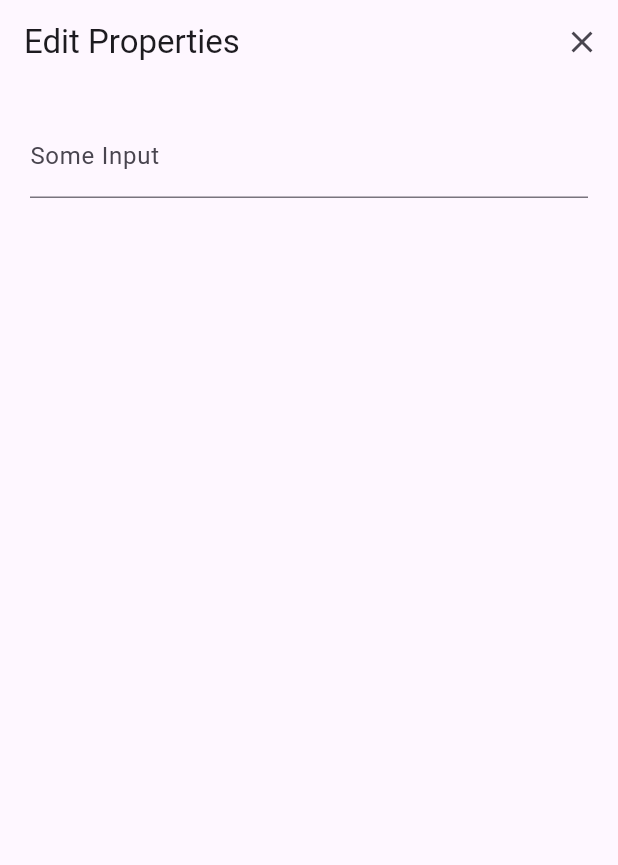
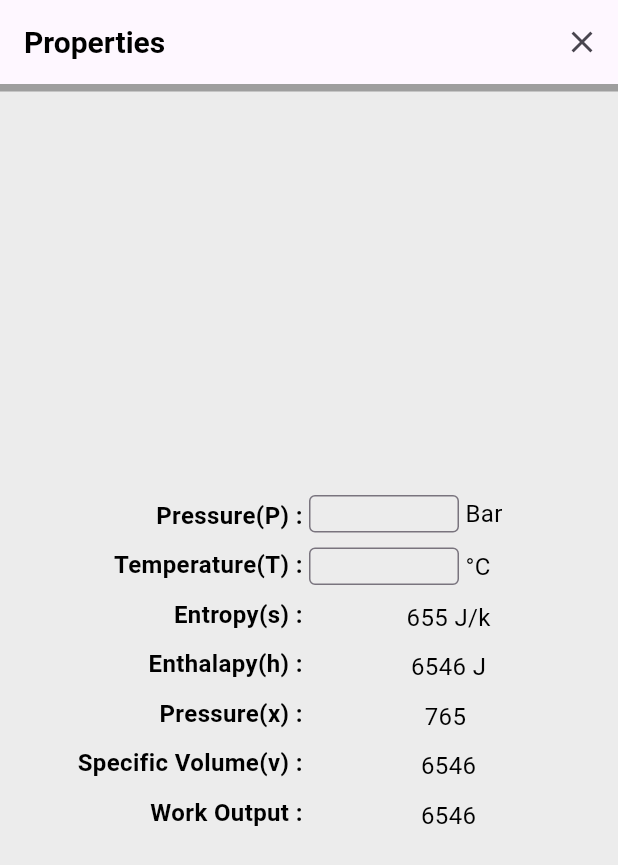
Before and after one commit to TheScriptRailoth/thermo-core, a Flutter app: the PropertyEditWindow screen opened directly with empty values, on a phone screen of 412 x 824 dp. Shown: the top 865 px of the screen. Run offline on Flutter 3.47's test engine with Material 3 defaults, Android fonts, the phone set to English and light mode, and no system bars; our stand-ins replace flutter_svg; missing offline and left inert: desktop_multi_window, flutter_context_menu, menu_bar.

Commit message:
ThermoCore: added properties to editing panel
Signed-off-by: Ashutosh <am3718440@gmail.com>

```diff
--- a/lib/presentation/pages/home/DraggableWindow.dart
+++ b/lib/presentation/pages/home/DraggableWindow.dart
@@ -1,5 +1,6 @@
 import 'package:flutter/cupertino.dart';
 import 'package:flutter/material.dart';
+import 'package:flutter/widgets.dart';
 class PropertyEditWindow extends StatelessWidget {
   final VoidCallback onClose;
   final void Function(DragUpdateDetails) onDrag;
@@ -8,10 +9,13 @@ class PropertyEditWindow extends StatelessWidget {
 
   @override
   Widget build(BuildContext context) {
+    TextEditingController _pressureController = TextEditingController();
+    TextEditingController _tempController = TextEditingController();
     return Container(
-      width: 300,
+      width: 500,
       height: 400,
       child: Scaffold(
+        backgroundColor: Colors.grey.withOpacity(0.2),
         body: Column(
           mainAxisAlignment: MainAxisAlignment.center,
           mainAxisSize: MainAxisSize.min,
@@ -19,7 +23,7 @@ class PropertyEditWindow extends StatelessWidget {
             GestureDetector(
               onPanUpdate: onDrag,
               child: AppBar(
-                title: Text("Edit Properties"),
+                title: Text("Properties", style: TextStyle(color: Colors.black, fontWeight: FontWeight.bold, fontSize: 20),),
                 automaticallyImplyLeading: false,
                 actions: [
                   IconButton(
@@ -29,15 +33,91 @@ class PropertyEditWindow extends StatelessWidget {
                 ],
               ),
             ),
+            Container(
+              height: 5,
+              color: Colors.grey,
+            ),
             Expanded(
               child: Container(
-                padding: EdgeInsets.all(20),
-                child: Column(
+                padding: const EdgeInsets.all(20),
+                child: Row(
+                  mainAxisAlignment: MainAxisAlignment.center,
                   children: [
-                    TextField(
-                      decoration: InputDecoration(labelText: "Some Input"),
+                    const Expanded(
+                      child: SingleChildScrollView(
+                        child: Column(
+                          crossAxisAlignment: CrossAxisAlignment.end,
+                          children: [
+                            Text("Pressure(P) : " , style: TextStyle(color: Colors.black, fontSize: 16, fontWeight: FontWeight.bold),),
+                            SizedBox(height: 10,),
+                            Text("Temperature(T) : " , style: TextStyle(color: Colors.black, fontSize: 16, fontWeight: FontWeight.bold),),
+                            SizedBox(height: 10,),
+                            Text("Entropy(s) : " , style: TextStyle(color: Colors.black, fontSize: 16, fontWeight: FontWeight.bold),),
+                            SizedBox(height: 10,),
+                            Text("Enthalapy(h) : " , style: TextStyle(color: Colors.black, fontSize: 16, fontWeight: FontWeight.bold),),
+                            SizedBox(height: 10,),
+                            Text("Pressure(x) : " , style: TextStyle(color: Colors.black, fontSize: 16, fontWeight: FontWeight.bold),),
+                            SizedBox(height: 10,),
+                            Text("Specific Volume(v) : " , style: TextStyle(color: Colors.black, fontSize: 16, fontWeight: FontWeight.bold),),
+                            SizedBox(height: 10,),
+                            Text("Work Output : " , style: TextStyle(color: Colors.black, fontSize: 16, fontWeight: FontWeight.bold),),
+                          ],
+                        ),
+                      ),
                     ),
-                    // More widgets can be added here
+                    Expanded(
+                      child: SingleChildScrollView(
+                        child: Column(
+                          crossAxisAlignment: CrossAxisAlignment.center,
+                          children: [
+                            Row(
+                              children: [
+                                Container(
+                                  height:25,
+                                  width: 100,
+                                  child: Center(
+                                    child: TextField(
+                                      controller: _pressureController,
+                                      cursorHeight: 18,
+                                      decoration: InputDecoration(
+                                        border: OutlineInputBorder(),
+                                      ),
+                                    ),
+                                  ),
+                                ),
+                                Text(" Bar" , style: TextStyle(color: Colors.black, fontSize: 16),),
+                              ],
+                            ),
+                            SizedBox(height: 10,),
+                            Row(
+                              children: [
+                                Container(
+                                  height:25,
+                                  width: 100,
+                                  child: TextField(
+                                    controller: _tempController,
+                                    decoration: InputDecoration(
+                                      border: OutlineInputBorder(),
+                                    ),
+                                  ),
+                                ),
+                                Text(" \u00B0C" , style: TextStyle(color: Colors.black, fontSize: 16),),
+                              ],
+                            ),
+                            SizedBox(height: 10,),
+                            Text("655 J/k" , style: TextStyle(color: Colors.black, fontSize: 16,),),
+                            SizedBox(height: 10,),
+                            Text("6546 J" , style: TextStyle(color: Colors.black, fontSize: 16,),),
+                            SizedBox(height: 10,),
+                            Text("765 " , style: TextStyle(color: Colors.black, fontSize: 16,),),
+                            SizedBox(height: 10,),
+                            Text("6546" , style: TextStyle(color: Colors.black, fontSize: 16,),),
+                            SizedBox(height:10,),
+                            Text("6546" , style: TextStyle(color: Colors.black, fontSize: 16,),),
+                          ],
+                        ),
+                      ),
+                    ),
                   ],
                 ),
               ),
--- a/lib/presentation/pages/home/common.dart
+++ b/lib/presentation/pages/home/common.dart
@@ -471,7 +471,7 @@ class _RankineCycleCanvasState extends State<RankineCycleCanvas> {
       builder: (context) => Positioned(
         top: overlayPosition.dy,
         left: overlayPosition.dx,
-        width: 300,
+        width: 400,
         child: Material(
           elevation: 2,
           borderRadius: BorderRadius.circular(10),
@@ -485,7 +485,7 @@ class _RankineCycleCanvasState extends State<RankineCycleCanvas> {
         ),
       ),
     );
-    Overlay.of(context)?.insert(overlayEntry!);
+    Overlay.of(context).insert(overlayEntry!);
   }
 
   void onCanvasTap() {
```
